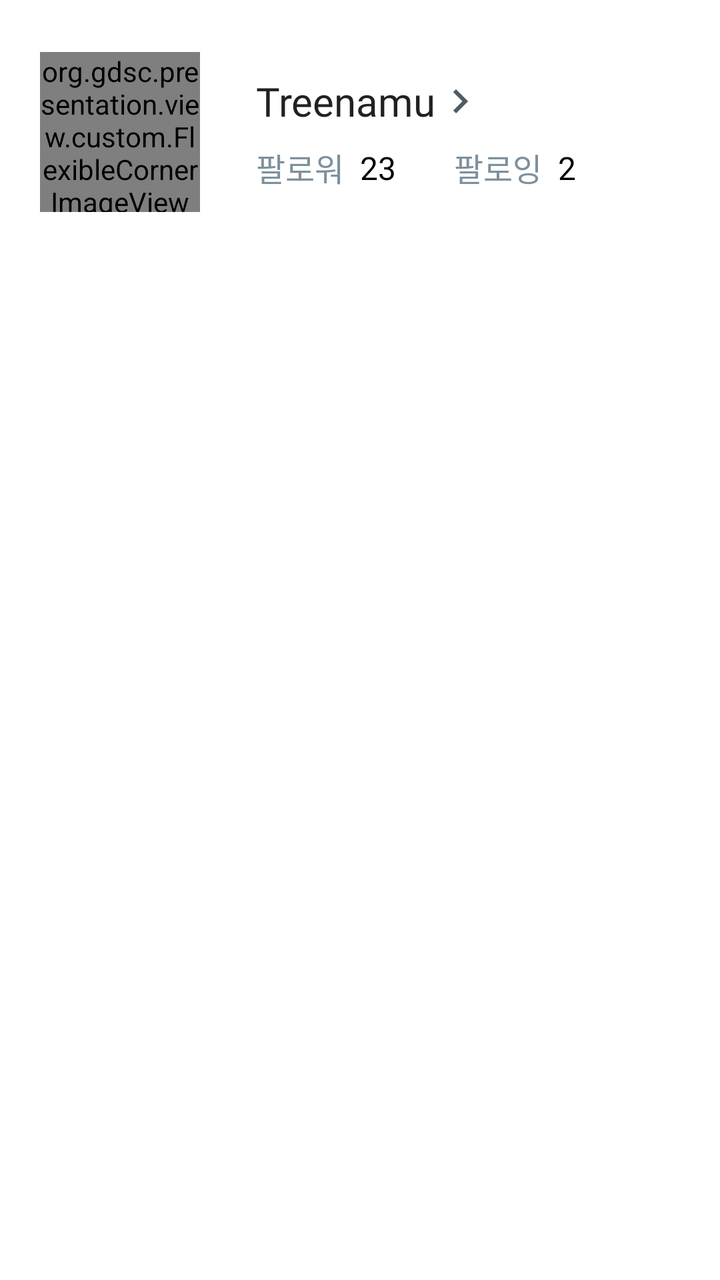
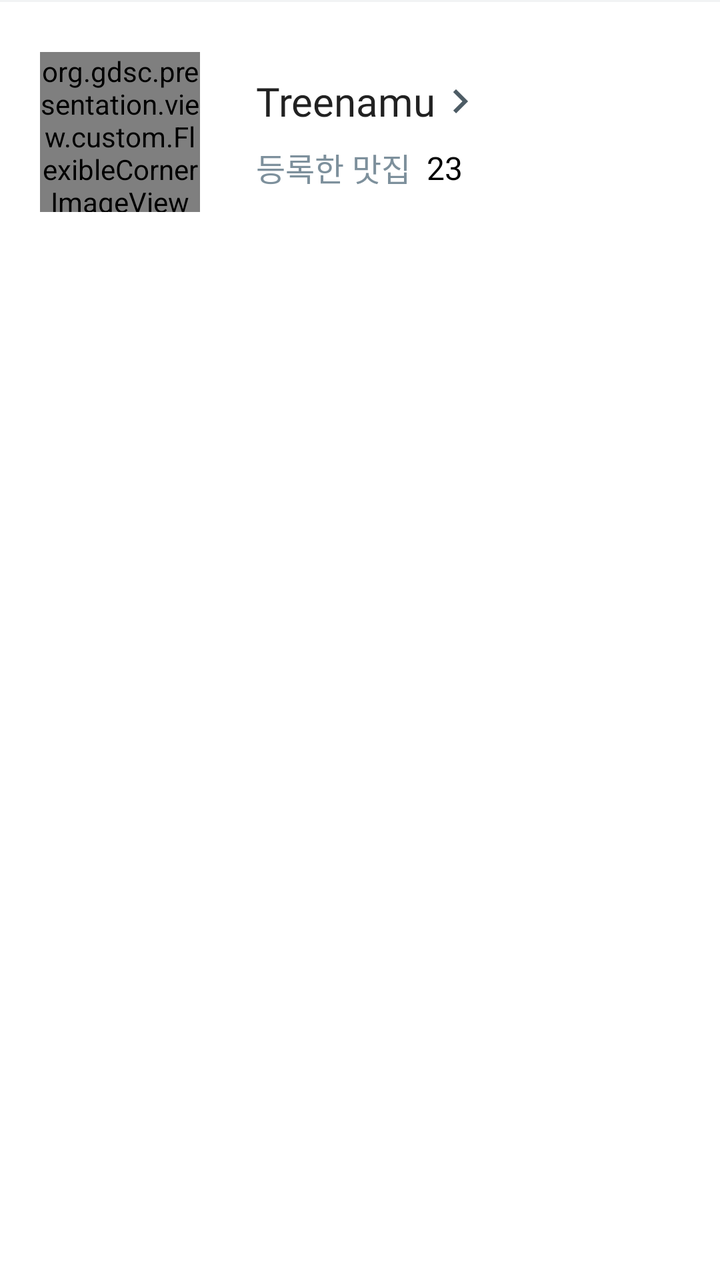

An Android layout rendered at two revisions. The XML below is the earlier revision; the diff shows what the commit changed to produce the second picture.
<!-- AndroidManifest.xml: another module's application theme Theme.JMT -->
<!-- res/layout/fragment_my_page.xml -->
<?xml version="1.0" encoding="utf-8"?>
<androidx.coordinatorlayout.widget.CoordinatorLayout xmlns:android="http://schemas.android.com/apk/res/android"
    xmlns:app="http://schemas.android.com/apk/res-auto"
    xmlns:tools="http://schemas.android.com/tools"
    android:layout_width="match_parent"
    android:layout_height="match_parent"
    tools:context=".view.mypage.MyPageFragment">

    <com.google.android.material.appbar.AppBarLayout
        android:id="@+id/app_bar_layout"
        android:layout_width="match_parent"
        android:layout_height="wrap_content">

        <com.google.android.material.appbar.CollapsingToolbarLayout
            android:id="@+id/collapsing_toolbar"
            android:layout_width="match_parent"
            android:layout_height="wrap_content"
            android:background="@color/white"
            app:layout_scrollFlags="scroll|exitUntilCollapsed">

            <androidx.constraintlayout.widget.ConstraintLayout
                android:layout_width="match_parent"
                android:layout_height="132dp"
                app:layout_collapseMode="none">

                <org.gdsc.presentation.view.custom.FlexibleCornerImageView
                    android:id="@+id/profile_image"
                    android:layout_width="80dp"
                    android:layout_height="80dp"
                    app:all_corner_radius="40dp"
                    android:src="@drawable/dummy_profile"
                    app:layout_constraintStart_toStartOf="parent"
                    android:layout_marginStart="20dp"
                    android:scaleType="centerCrop"
                    app:layout_constraintTop_toTopOf="parent"
                    app:layout_constraintBottom_toBottomOf="parent"/>

                <ImageView
                    android:id="@+id/more_icon"
                    android:layout_width="wrap_content"
                    android:layout_height="wrap_content"
                    android:src="@drawable/more_icon"
                    app:layout_constraintStart_toEndOf="@id/nick_name"
                    app:layout_constraintTop_toTopOf="@id/nick_name"
                    app:layout_constraintBottom_toBottomOf="@id/nick_name"
                    />

                <TextView
                    android:id="@+id/nick_name"
                    android:text="Treenamu"
                    android:layout_width="wrap_content"
                    android:layout_height="wrap_content"
                    android:textAppearance="@style/title_small_bold"
                    android:layout_marginStart="28dp"
                    android:layout_marginTop="37dp"
                    app:layout_constraintStart_toEndOf="@id/profile_image"
                    app:layout_constraintTop_toTopOf="parent"/>

                <TextView
                    android:text="@string/follower"
                    android:id="@+id/follower_text"
                    android:layout_width="wrap_content"
                    android:layout_height="wrap_content"
                    android:textAppearance="@style/text_large_medium"
                    android:textColor="@color/grey500"
                    app:layout_constraintStart_toStartOf="@id/nick_name"
                    app:layout_constraintTop_toBottomOf="@id/nick_name"
                    android:layout_marginTop="8dp"/>

                <TextView
                    android:text="23"
                    android:id="@+id/follower_count_text"
                    android:layout_width="wrap_content"
                    android:layout_height="wrap_content"
                    android:textAppearance="@style/text_large_medium"
                    android:textColor="@color/black"
                    android:layout_marginStart="8dp"
                    app:layout_constraintStart_toEndOf="@id/follower_text"
                    app:layout_constraintTop_toTopOf="@id/follower_text"
                    app:layout_constraintBottom_toBottomOf="@id/follower_text"/>

                <TextView
                    android:text="@string/following"
                    android:id="@+id/following_text"
                    android:layout_width="wrap_content"
                    android:layout_height="wrap_content"
                    android:textAppearance="@style/text_large_medium"
                    android:textColor="@color/grey500"
                    android:layout_marginStart="29dp"
                    app:layout_constraintStart_toEndOf="@id/follower_count_text"
                    app:layout_constraintTop_toTopOf="@id/follower_text"
                    app:layout_constraintBottom_toBottomOf="@id/follower_text"/>

                <TextView
                    android:text="2"
                    android:id="@+id/following_count_text"
                    android:layout_width="wrap_content"
                    android:layout_height="wrap_content"
                    android:textAppearance="@style/text_large_medium"
                    android:textColor="@color/black"
                    android:layout_marginStart="8dp"
                    app:layout_constraintStart_toEndOf="@id/following_text"
                    app:layout_constraintTop_toTopOf="@id/following_text"
                    app:layout_constraintBottom_toBottomOf="@id/following_text"/>

            </androidx.constraintlayout.widget.ConstraintLayout>

        </com.google.android.material.appbar.CollapsingToolbarLayout>

        <com.google.android.material.tabs.TabLayout
            android:id="@+id/tab_layout"
            android:layout_width="match_parent"
            android:layout_height="wrap_content"
            app:tabTextColor="@color/grey300"
            app:tabIndicatorColor="@color/grey900"
            app:tabSelectedTextColor="@color/grey900"
            app:tabTextAppearance="@style/text_medium_bold"/>
    </com.google.android.material.appbar.AppBarLayout>

    <androidx.viewpager2.widget.ViewPager2
        android:id="@+id/my_page_pager"
        android:layout_width="match_parent"
        android:layout_height="match_parent"
        app:layout_behavior="@string/appbar_scrolling_view_behavior" />
</androidx.coordinatorlayout.widget.CoordinatorLayout>
<!-- resources referenced by this layout -->
<resources>
  <color name="black">#FF000000</color>
  <color name="grey300">#B7C1C8</color>
  <color name="grey500">#7D909C</color>
  <color name="grey900">#161A1D</color>
  <color name="white">#FFFFFFFF</color>
  <!-- drawable dummy_profile: png bitmap (drawable, 11261 bytes) -->
  <!-- drawable more_icon (drawable) -->
  <vector android:autoMirrored="true" android:height="24dp"
      android:tint="#4D5C65" android:viewportHeight="24"
      android:viewportWidth="24" android:width="24dp" xmlns:android="http://schemas.android.com/apk/res/android">
      <path android:fillColor="@android:color/white" android:pathData="M8.59,16.59L13.17,12 8.59,7.41 10,6l6,6 -6,6 -1.41,-1.41z"/>
  </vector>
  <string name="follower">팔로워</string>
  <string name="following">팔로잉</string>
  <style name="text_large_medium" parent="pretendard_medium">
          <item name="android:textSize">16sp</item>
      </style>
  <style name="text_medium_bold" parent="pretendard_bold">
          <item name="android:textSize">14sp</item>
      </style>
  <style name="title_small_bold" parent="pretendard_bold">
          <item name="android:textSize">20sp</item>
      </style>
  <style name="Theme.JMT" parent="Theme.MaterialComponents.DayNight.NoActionBar">
          
          <item name="colorPrimary">@color/main500</item>
          <item name="colorPrimaryVariant">@color/main700</item>
          <item name="colorOnPrimary">@color/white</item>
          
          <item name="colorSecondary">@color/teal_200</item>
          <item name="colorSecondaryVariant">@color/teal_700</item>
          <item name="colorOnSecondary">@color/black</item>
          
          <item name="android:statusBarColor">@color/alpha_60_white</item>
          <item name="android:windowLightStatusBar">true</item>
          
  
      </style>
  <style name="pretendard_medium" parent="TextAppearance.AppCompat">
          <item name="android:fontFamily">@font/pretendard_medium</item>
      </style>
  <style name="pretendard_bold" parent="TextAppearance.AppCompat">
          <item name="android:fontFamily">@font/pretendard_bold</item>
      </style>
  <color name="main500">#FF531A</color>
  <color name="main700">#B22D00</color>
  <color name="teal_200">#FF03DAC5</color>
  <color name="teal_700">#FF018786</color>
  <color name="alpha_60_white">#99FFFFFF</color>
</resources>

<!-- the commit's change to res/layout/fragment_my_page.xml (unified diff, before → after) -->
@@ -57,11 +57,11 @@
                     app:layout_constraintTop_toTopOf="parent"/>
 
                 <TextView
-                    android:text="@string/follower"
+                    android:text="@string/registered_restaurant"
                     android:id="@+id/follower_text"
+                    android:textAppearance="@style/text_large_medium"
                     android:layout_width="wrap_content"
                     android:layout_height="wrap_content"
-                    android:textAppearance="@style/text_large_medium"
                     android:textColor="@color/grey500"
                     app:layout_constraintStart_toStartOf="@id/nick_name"
                     app:layout_constraintTop_toBottomOf="@id/nick_name"
@@ -78,30 +78,6 @@
                     app:layout_constraintStart_toEndOf="@id/follower_text"
                     app:layout_constraintTop_toTopOf="@id/follower_text"
                     app:layout_constraintBottom_toBottomOf="@id/follower_text"/>
-
-                <TextView
-                    android:text="@string/following"
-                    android:id="@+id/following_text"
-                    android:layout_width="wrap_content"
-                    android:layout_height="wrap_content"
-                    android:textAppearance="@style/text_large_medium"
-                    android:textColor="@color/grey500"
-                    android:layout_marginStart="29dp"
-                    app:layout_constraintStart_toEndOf="@id/follower_count_text"
-                    app:layout_constraintTop_toTopOf="@id/follower_text"
-                    app:layout_constraintBottom_toBottomOf="@id/follower_text"/>
-
-                <TextView
-                    android:text="2"
-                    android:id="@+id/following_count_text"
-                    android:layout_width="wrap_content"
-                    android:layout_height="wrap_content"
-                    android:textAppearance="@style/text_large_medium"
-                    android:textColor="@color/black"
-                    android:layout_marginStart="8dp"
-                    app:layout_constraintStart_toEndOf="@id/following_text"
-                    app:layout_constraintTop_toTopOf="@id/following_text"
-                    app:layout_constraintBottom_toBottomOf="@id/following_text"/>
 
             </androidx.constraintlayout.widget.ConstraintLayout>
 
@@ -122,4 +98,9 @@
         android:layout_width="match_parent"
         android:layout_height="match_parent"
         app:layout_behavior="@string/appbar_scrolling_view_behavior" />
+
+    <View
+        android:layout_width="match_parent"
+        android:layout_height="@dimen/divider_small"
+        android:background="@color/grey100"/>
 </androidx.coordinatorlayout.widget.CoordinatorLayout>
<!-- resource entries referenced after the edit -->
@@ -1,10 +1,12 @@
 <!-- resources referenced by this layout -->
 <resources>
   <color name="black">#FF000000</color>
+  <color name="grey100">#F1F3F4</color>
   <color name="grey300">#B7C1C8</color>
   <color name="grey500">#7D909C</color>
   <color name="grey900">#161A1D</color>
   <color name="white">#FFFFFFFF</color>
+  <dimen name="divider_small">1dp</dimen>
   <!-- drawable dummy_profile: png bitmap (drawable, 11261 bytes) -->
   <!-- drawable more_icon (drawable) -->
   <vector android:autoMirrored="true" android:height="24dp"
@@ -12,8 +14,7 @@
       android:viewportWidth="24" android:width="24dp" xmlns:android="http://schemas.android.com/apk/res/android">
       <path android:fillColor="@android:color/white" android:pathData="M8.59,16.59L13.17,12 8.59,7.41 10,6l6,6 -6,6 -1.41,-1.41z"/>
   </vector>
-  <string name="follower">팔로워</string>
-  <string name="following">팔로잉</string>
+  <string name="registered_restaurant">등록한 맛집</string>
   <style name="text_large_medium" parent="pretendard_medium">
           <item name="android:textSize">16sp</item>
       </style>
